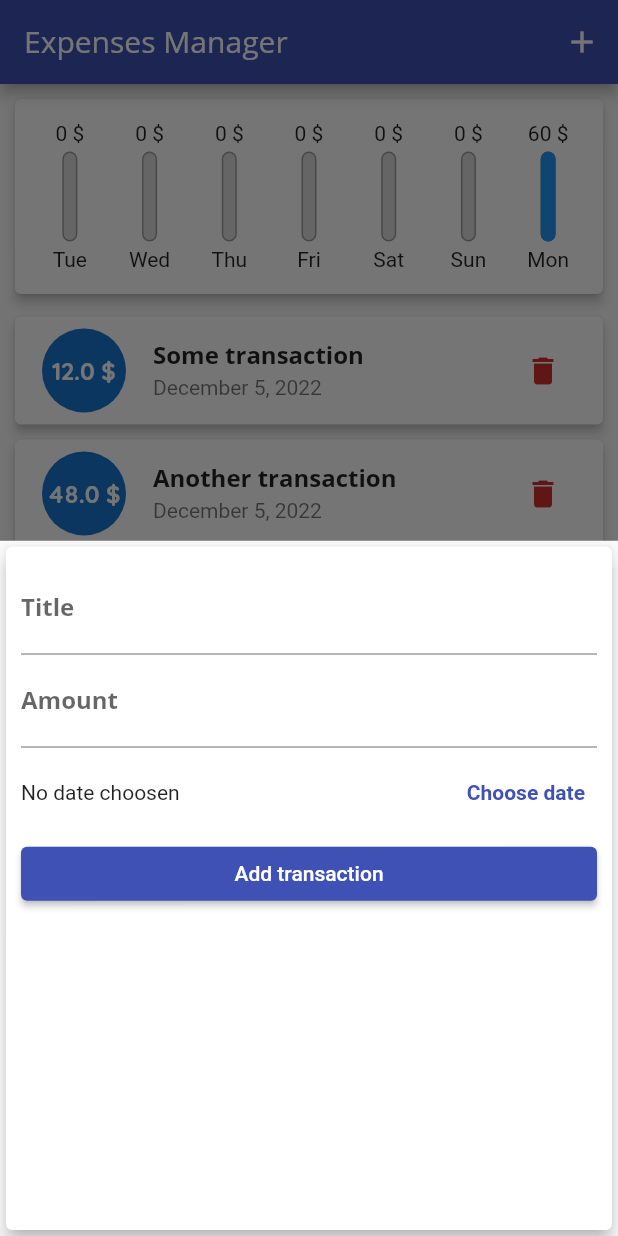
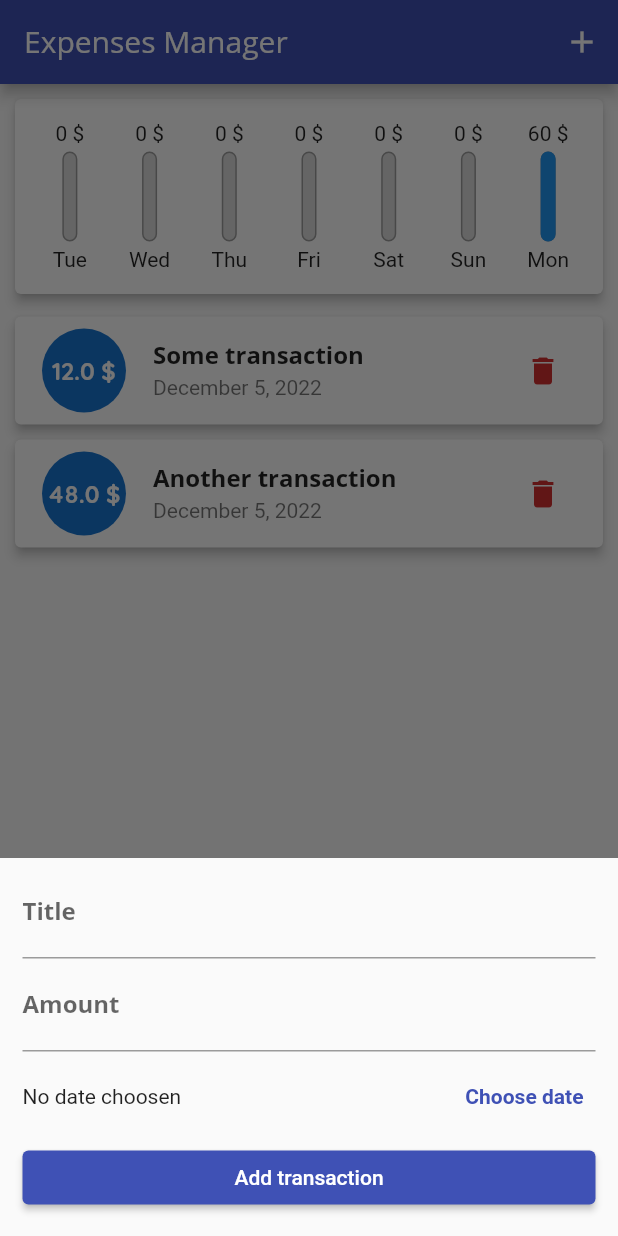
Before and after one commit to wr9dg17/expenses_manager_flutter, a Flutter app: the screen it shows after launch, after a tap on the "add" icon, on a phone screen of 412 x 824 dp. Run offline on Flutter 3.47's test engine with Material 2 defaults, Android fonts, the phone set to English and light mode, and no system bars.

Commit message:
Made some layout optimizations

```diff
--- a/lib/main.dart
+++ b/lib/main.dart
@@ -71,8 +71,14 @@ class _MyHomePageState extends State<MyHomePage> {
   void _triggerAddTransaction(BuildContext context) {
     showModalBottomSheet(
       context: context,
+      isScrollControlled: true,
       builder: (modalContext) {
-        return AddTransaction(onAddTransaction: _addTransaction);
+        return SingleChildScrollView(
+          padding: EdgeInsets.only(
+            bottom: MediaQuery.of(context).viewInsets.bottom,
+          ),
+          child: AddTransaction(onAddTransaction: _addTransaction),
+        );
       },
     );
   }
@@ -113,9 +119,11 @@ class _MyHomePageState extends State<MyHomePage> {
         child: Column(
           children: [
             Chart(transactions: _recentTransactions),
-            TransactionsList(
-              transactions: _transactions,
-              onDeleteTransaction: _deleteTransaction,
+            Expanded(
+              child: TransactionsList(
+                transactions: _transactions,
+                onDeleteTransaction: _deleteTransaction,
+              ),
             ),
           ],
         ),
--- a/lib/widgets/add_transaction.dart
+++ b/lib/widgets/add_transaction.dart
@@ -34,10 +34,8 @@ class _AddTransactionState extends State<AddTransaction> {
 
   @override
   Widget build(BuildContext context) {
-    return Card(
-      elevation: 5,
-      child: Container(
-        padding: const EdgeInsets.all(10.0),
+    return Container(
+      padding: const EdgeInsets.fromLTRB(15.0, 5, 15.0, 15.0),
       child: Column(
         crossAxisAlignment: CrossAxisAlignment.stretch,
         children: [
@@ -90,7 +88,6 @@ class _AddTransactionState extends State<AddTransaction> {
           )
         ],
       ),
-      ),
     );
   }
 }
--- a/lib/widgets/empty.dart
+++ b/lib/widgets/empty.dart
@@ -10,12 +10,15 @@ class Empty extends StatelessWidget {
 
   @override
   Widget build(BuildContext context) {
-    return Padding(
+    return SingleChildScrollView(
+      child: Padding(
         padding: const EdgeInsets.symmetric(vertical: 10),
         child: Column(
+          crossAxisAlignment: CrossAxisAlignment.stretch,
           children: [
             Text(
               title,
+              textAlign: TextAlign.center,
               style: Theme.of(context).textTheme.titleMedium,
             ),
             const SizedBox(height: 15),
@@ -28,6 +31,7 @@ class Empty extends StatelessWidget {
             ),
           ],
         ),
+      ),
     );
   }
 }
--- a/lib/widgets/transactions_list.dart
+++ b/lib/widgets/transactions_list.dart
@@ -16,9 +16,7 @@ class TransactionsList extends StatelessWidget {
 
   @override
   Widget build(BuildContext context) {
-    return SizedBox(
-      height: 300,
-      child: transactions.isEmpty
+    return transactions.isEmpty
         ? const Empty(title: 'No transactions added yet')
         : ListView.builder(
             itemBuilder: (context, index) {
@@ -58,7 +56,6 @@ class TransactionsList extends StatelessWidget {
               );
             },
             itemCount: transactions.length,
-            ),
           );
   }
 }
```
Lines whose indentation alone changed are shown as unchanged.
